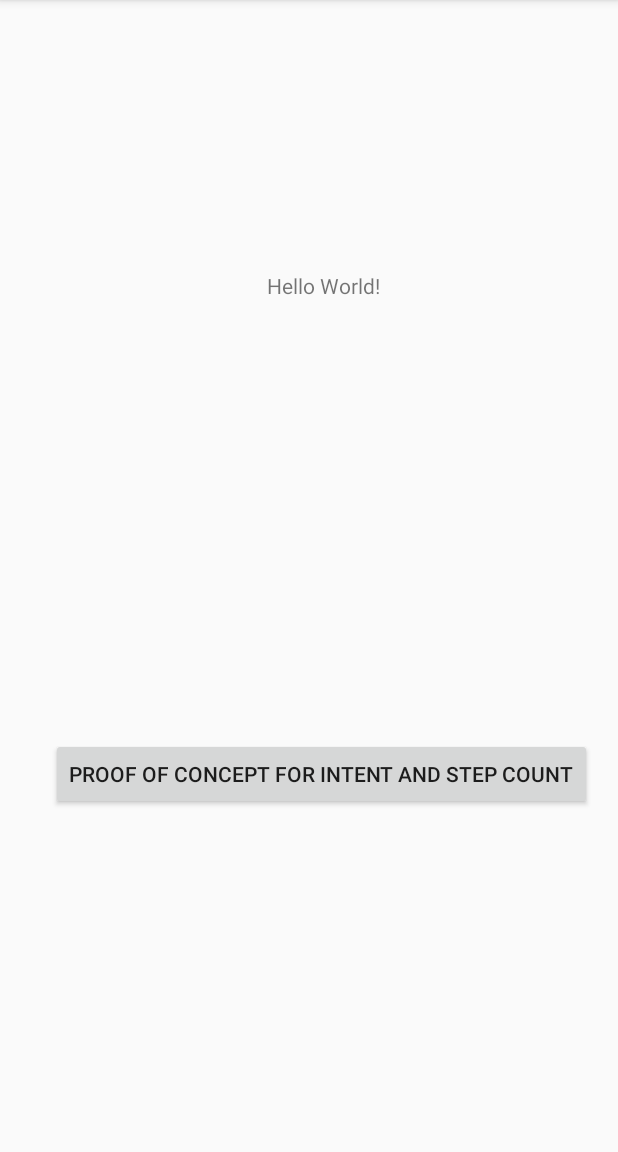
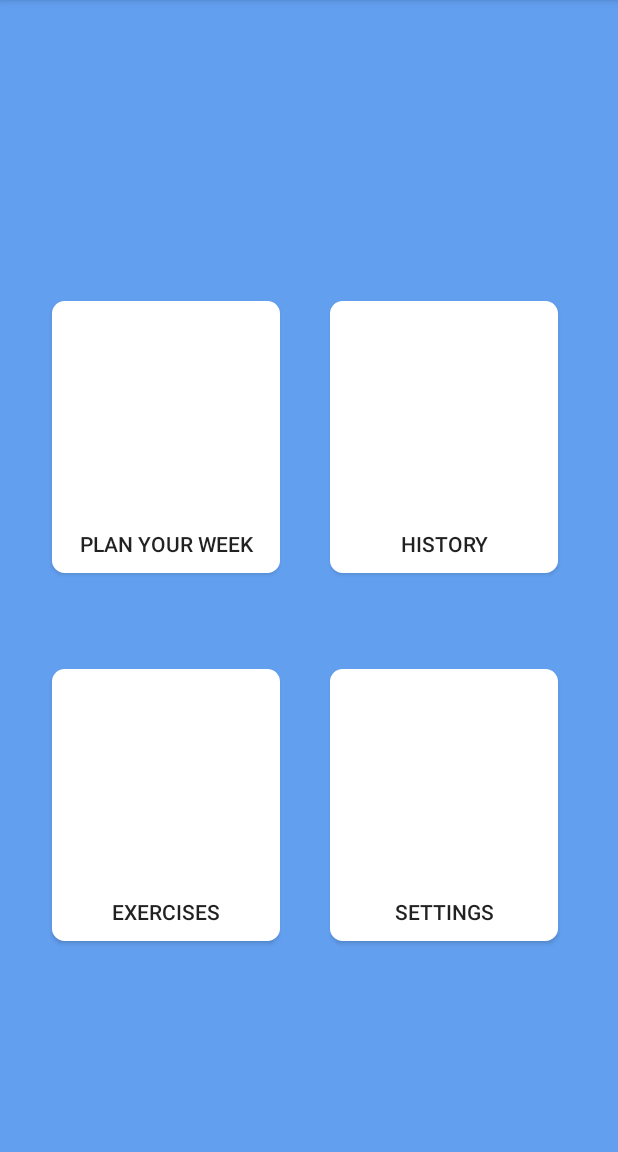
Before and after one commit to LeaFranz/MobAppDevApp, an Android app: the screen it shows after launch (MainActivity), on a phone screen of 412 x 824 dp, the part 84-1236 px from its top. Run offline under Robolectric (Android 15) with nearby library versions, the light colour scheme and no system bars.

Commit message:
MainPage
Button xml

```diff
--- /dev/null
+++ b/app/src/main/java/at/mobappdev/flytta/History.kt
@@ -0,0 +1,4 @@
+package at.mobappdev.flytta
+
+class History {
+}
--- a/app/src/main/java/at/mobappdev/flytta/MainActivity.kt
+++ b/app/src/main/java/at/mobappdev/flytta/MainActivity.kt
@@ -16,4 +16,9 @@ class MainActivity : AppCompatActivity() {
         val intent = Intent(this, StepCounter::class.java)
         startActivity(intent)
     }
+
+    fun goToHistory(view: View){
+        val intent = Intent(this, History::class.java)
+        startActivity(intent)
+    }
 }
--- /dev/null
+++ b/app/src/main/res/drawable/main_button.xml
@@ -0,0 +1,13 @@
+<?xml version="1.0" encoding="utf-8"?>
+<shape xmlns:android="http://schemas.android.com/apk/res/android" >
+    <stroke android:width="2dp"
+        android:color="#FFFFFF"/>
+    <gradient
+        android:startColor="#ffffff"
+        android:endColor="#ffffff"/>
+    <corners
+        android:bottomLeftRadius="7dp"
+        android:bottomRightRadius="7dp"
+        android:topLeftRadius="7dp"
+        android:topRightRadius="7dp" />
+</shape>
--- a/app/src/main/res/layout/activity_main.xml
+++ b/app/src/main/res/layout/activity_main.xml
@@ -1,39 +1,82 @@
 <?xml version="1.0" encoding="utf-8"?>
-<androidx.constraintlayout.widget.ConstraintLayout
-    xmlns:android="http://schemas.android.com/apk/res/android"
+<androidx.constraintlayout.widget.ConstraintLayout xmlns:android="http://schemas.android.com/apk/res/android"
+    xmlns:app="http://schemas.android.com/apk/res-auto"
     xmlns:tools="http://schemas.android.com/tools"
-    xmlns:app="http://schemas.android.com/apk/res-auto"
     android:layout_width="match_parent"
     android:layout_height="match_parent"
+    android:background="#629FEF"
     tools:context=".MainActivity">
-
-    <TextView
-        android:id="@+id/textView"
-        android:layout_width="wrap_content"
-        android:layout_height="wrap_content"
-        android:text="Hello World!"
-        app:layout_constraintBottom_toBottomOf="parent"
-        app:layout_constraintHorizontal_bias="0.529"
-        app:layout_constraintLeft_toLeftOf="parent"
-        app:layout_constraintRight_toRightOf="parent"
-        app:layout_constraintTop_toTopOf="parent"
-        app:layout_constraintVertical_bias="0.241" />
 
     <Button
         android:id="@+id/stepCountButton"
-        android:layout_width="wrap_content"
-        android:layout_height="wrap_content"
-        android:layout_marginStart="34dp"
-        android:layout_marginTop="292dp"
-        android:layout_marginEnd="16dp"
-        android:layout_marginBottom="16dp"
+        android:layout_width="152dp"
+        android:layout_height="181dp"
+        android:layout_marginStart="64dp"
+        android:layout_marginTop="200dp"
+        android:layout_marginEnd="39dp"
+        android:layout_marginBottom="32dp"
+        android:background="@drawable/main_button"
+        android:gravity="center|bottom"
         android:onClick="goToStepCounter"
-        android:text="Proof of concept for intent and step count"
+        android:paddingBottom="10dp"
+        android:text="Plan your Week"
+        app:layout_constraintBottom_toTopOf="@+id/exerciseButton"
+        app:layout_constraintEnd_toStartOf="@+id/historyButton"
+        app:layout_constraintHorizontal_bias="0.833"
+        app:layout_constraintStart_toStartOf="parent"
+        app:layout_constraintTop_toTopOf="parent"
+        app:layout_constraintVertical_bias="0.588" />
+
+    <Button
+        android:id="@+id/exerciseButton"
+        android:layout_width="152dp"
+        android:layout_height="181dp"
+        android:layout_marginStart="64dp"
+        android:layout_marginTop="32dp"
+        android:layout_marginEnd="39dp"
+        android:layout_marginBottom="140dp"
+        android:background="@drawable/main_button"
+        android:gravity="center|bottom"
+        android:onClick="goToStepCounter"
+        android:paddingBottom="10dp"
+        android:text="Exercises"
+        app:layout_constraintBottom_toBottomOf="parent"
+        app:layout_constraintEnd_toStartOf="@+id/settingButton"
+        app:layout_constraintHorizontal_bias="0.843"
+        app:layout_constraintStart_toStartOf="parent"
+        app:layout_constraintTop_toBottomOf="@+id/stepCountButton" />
+
+    <Button
+        android:id="@+id/settingButton"
+        android:layout_width="152dp"
+        android:layout_height="181dp"
+        android:layout_marginTop="32dp"
+        android:layout_marginEnd="40dp"
+        android:layout_marginBottom="140dp"
+        android:background="@drawable/main_button"
+        android:gravity="center|bottom"
+        android:onClick="goToStepCounter"
+        android:paddingBottom="10dp"
+        android:text="Settings"
         app:layout_constraintBottom_toBottomOf="parent"
         app:layout_constraintEnd_toEndOf="parent"
-        app:layout_constraintHorizontal_bias="0.0"
-        app:layout_constraintStart_toStartOf="parent"
-        app:layout_constraintTop_toBottomOf="@+id/textView"
+        app:layout_constraintTop_toBottomOf="@+id/historyButton" />
+
+    <Button
+        android:id="@+id/historyButton"
+        android:layout_width="152dp"
+        android:layout_height="181dp"
+        android:layout_marginTop="200dp"
+        android:layout_marginEnd="40dp"
+        android:layout_marginBottom="32dp"
+        android:background="@drawable/main_button"
+        android:gravity="center|bottom"
+        android:onClick="goToStepCounter"
+        android:paddingBottom="10dp"
+        android:text="History"
+        app:layout_constraintBottom_toTopOf="@+id/settingButton"
+        app:layout_constraintEnd_toEndOf="parent"
+        app:layout_constraintTop_toTopOf="parent"
         app:layout_constraintVertical_bias="0.0" />
 
 </androidx.constraintlayout.widget.ConstraintLayout>
```
Also changed, not shown: app/src/main/res/drawable/icons/stepcounter.png (added), flytta_app/gradle/wrapper/gradle-wrapper.properties (added), 5 other files.
